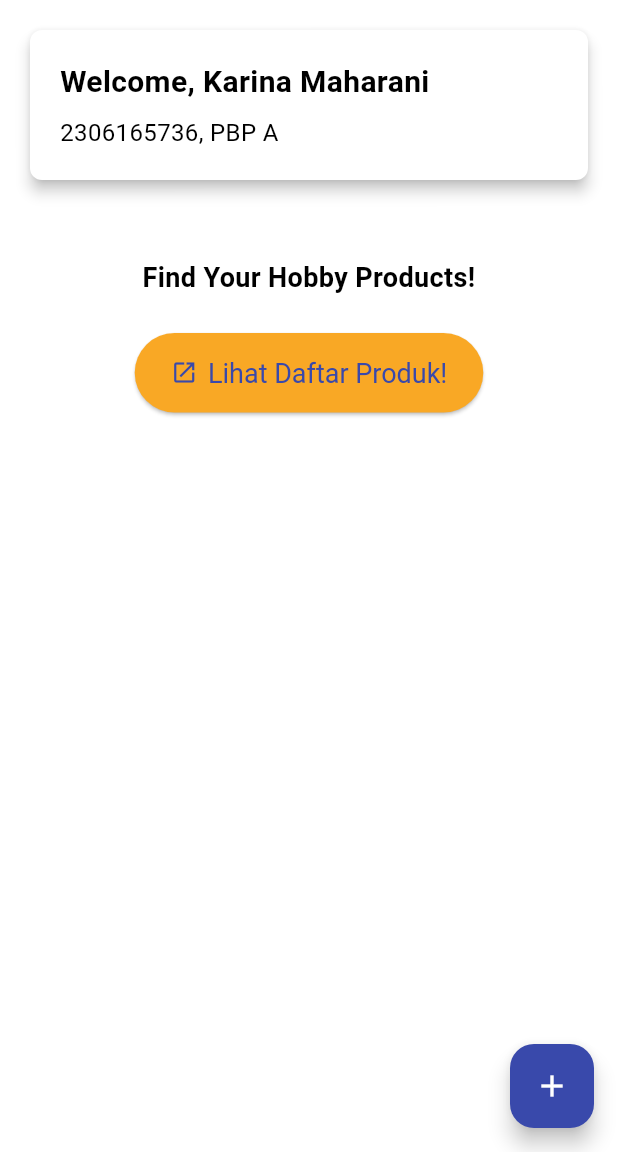
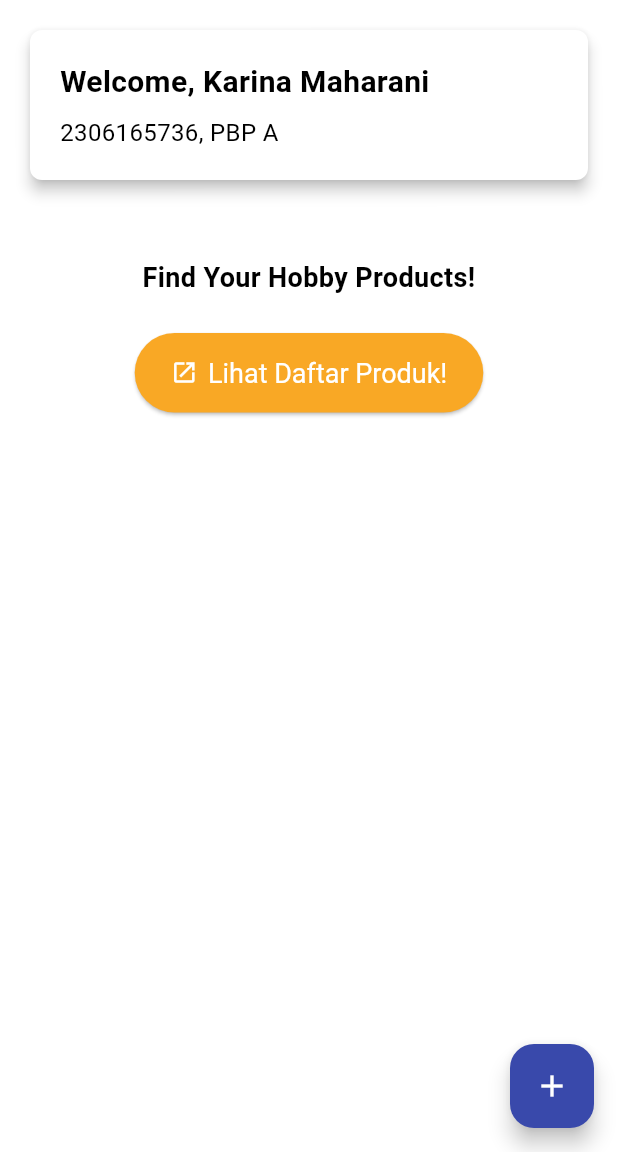
Before and after one commit to KarinaMaharani/raringo-mobile, a Flutter app: the screen it shows after launch, on a phone screen of 412 x 824 dp, the part 84-1236 px from its top. Run offline on Flutter 3.47's test engine with Material 3 defaults, Android fonts, the phone set to English and light mode, and no system bars; Roboto replaces fonts that are missing (Silkscreen).

Commit message:
Tugas 7 Selesai

```diff
--- a/lib/menu.dart
+++ b/lib/menu.dart
@@ -77,7 +77,7 @@ class MyHomePage extends StatelessWidget {
                   padding: const EdgeInsets.symmetric(horizontal: 24.0, vertical: 16.0),
                   textStyle: const TextStyle(fontSize: 18.0),
                   backgroundColor: Colors.yellow[800],
-                  foregroundColor: Colors.indigo[600],
+                  foregroundColor: Colors.white,
                 ),
 
               ),
```
